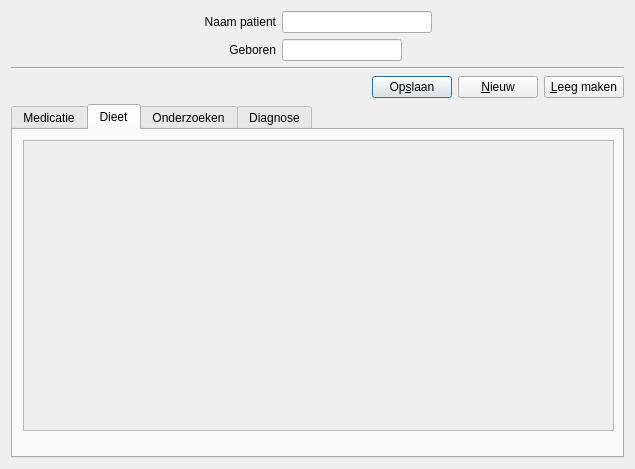
First picture: the form in src/carereport/views/formhandle.ui, repository Mholscher/carereport, before the edit.
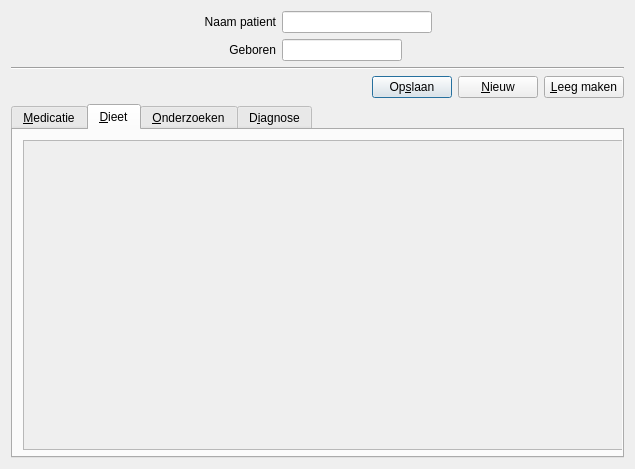
Second picture: the form after the edit.

What changed in the file:
```diff
--- a/src/carereport/views/formhandle.ui
+++ b/src/carereport/views/formhandle.ui
@@ -229,7 +229,7 @@
      </property>
      <widget class="QWidget" name="MedicationTab">
       <attribute name="title">
-       <string>Medicatie</string>
+       <string>&amp;Medicatie</string>
       </attribute>
       <attribute name="toolTip">
        <string>Voorgeschreven medicatie</string>
@@ -243,7 +243,7 @@
        </sizepolicy>
       </property>
       <attribute name="title">
-       <string>Dieet</string>
+       <string>&amp;Dieet</string>
       </attribute>
       <attribute name="toolTip">
        <string>Dieetregels voor de patient</string>
@@ -253,8 +253,8 @@
         <rect>
          <x>10</x>
          <y>10</y>
-         <width>591</width>
-         <height>291</height>
+         <width>609</width>
+         <height>310</height>
         </rect>
        </property>
        <property name="sizePolicy">
@@ -274,8 +274,8 @@
          <rect>
           <x>0</x>
           <y>0</y>
-          <width>589</width>
-          <height>289</height>
+          <width>607</width>
+          <height>308</height>
          </rect>
         </property>
         <property name="sizePolicy">
@@ -304,7 +304,7 @@
      </widget>
      <widget class="QWidget" name="examinationsTab">
       <attribute name="title">
-       <string>Onderzoeken</string>
+       <string>&amp;Onderzoeken</string>
       </attribute>
       <attribute name="toolTip">
        <string>Gevraagde onderzoeken</string>
@@ -315,7 +315,7 @@
        <string/>
       </property>
       <attribute name="title">
-       <string>Diagnose</string>
+       <string>D&amp;iagnose</string>
       </attribute>
       <attribute name="toolTip">
        <string>Gestelde diagnoses</string>
```
Left out of the diff: 2 changed lines with no effect on the pictures.
